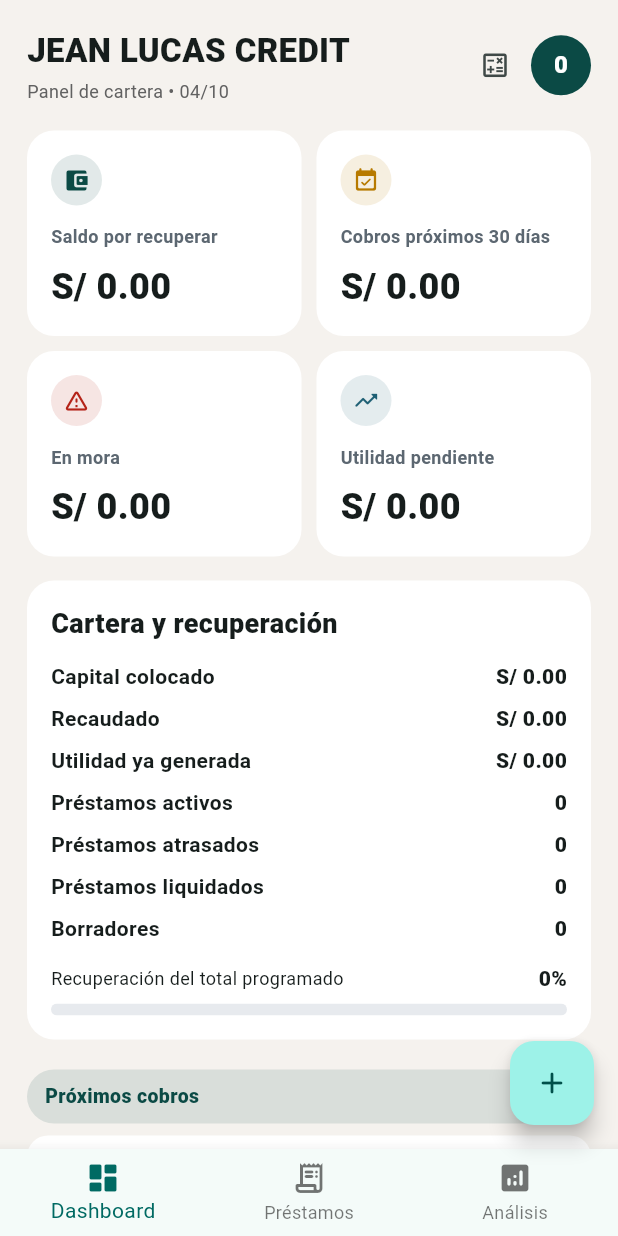
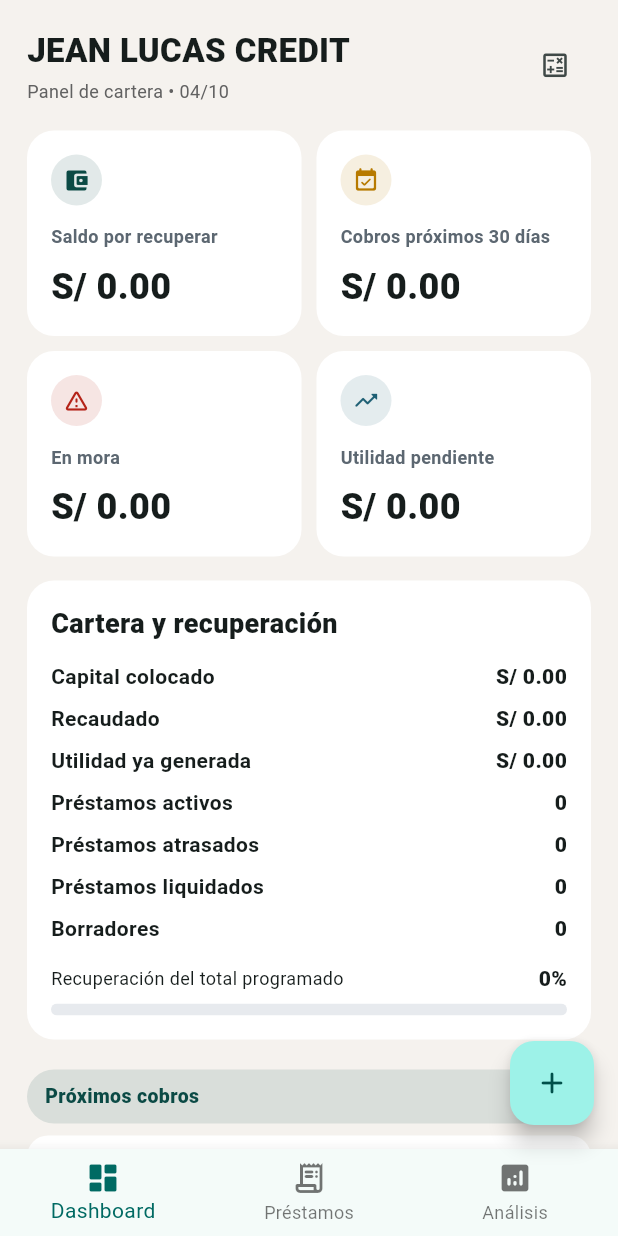
Before and after one commit to arianjoseliani99/JEAN-LUCA-CREDIT, a Flutter app: the screen it shows after launch, on a phone screen of 412 x 824 dp. Run offline on Flutter 3.47's test engine with Material 3 defaults, Android fonts, the phone set to English and light mode, and no system bars; our stand-ins replace firebase_core, shared_preferences; accounts and stored records are empty.

Commit message:
Remove dashboard loan count badge

```diff
--- a/lib/main.dart
+++ b/lib/main.dart
@@ -1242,10 +1242,6 @@ class DashboardScreen extends StatelessWidget {
                   tooltip: 'Cotizador rápido',
                   icon: const Icon(Icons.calculate_outlined, size: 21),
                 ),
-                CircleAvatar(
-                  backgroundColor: const Color(0xFF0B4A45),
-                  child: Text('${loans.length}', style: const TextStyle(color: Colors.white, fontWeight: FontWeight.w800)),
-                ),
               ],
             ),
             const SizedBox(height: 18),
```
Also changed, not shown: 1 other file.
